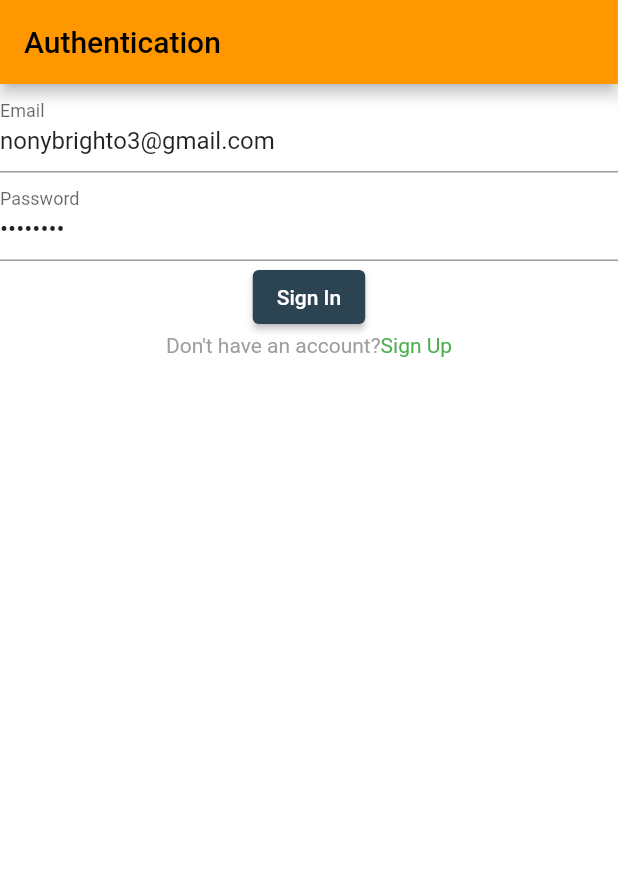
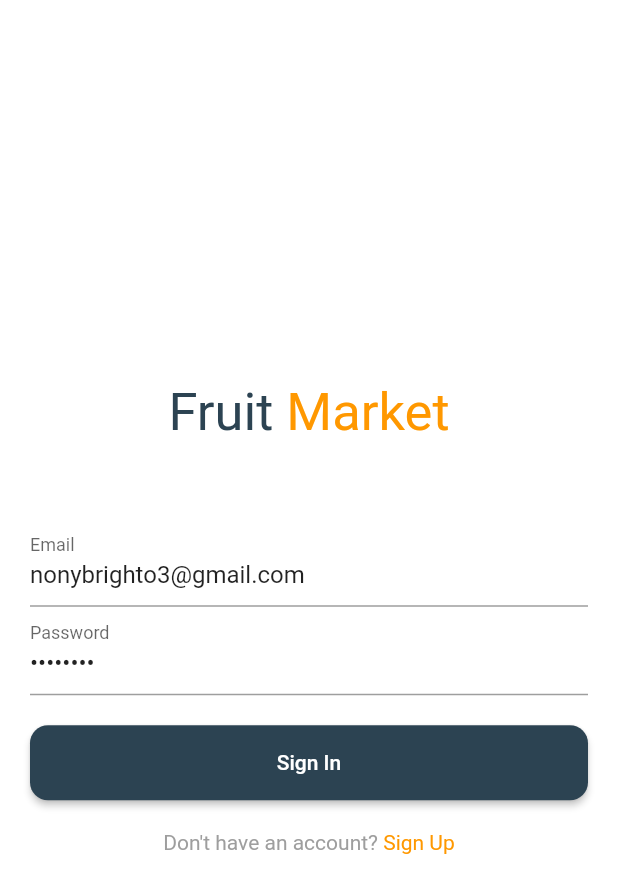
Before and after one commit to nonybrighto/flutter-stripe-fruit-market, a Flutter app: the screen it shows after launch, on a phone screen of 412 x 824 dp. Shown: the top 893 px of the screen. Run offline on Flutter 3.47's test engine with Material 2 defaults, Android fonts, the phone set to English and light mode, and no system bars; our stand-ins replace cloud_firestore, dio, firebase_auth, firebase_core, loader_overlay; missing offline and left inert: flutter_stripe; accounts and stored records are empty.

Commit message:
Modify authentication UI

```diff
--- a/lib/pages/auth_page.dart
+++ b/lib/pages/auth_page.dart
@@ -22,9 +22,24 @@ class _AuthPageState extends State<AuthPage> {
   @override
   Widget build(BuildContext context) {
     return Scaffold(
-      appBar: AppBar(title: const Text('Authentication')),
-      body: Column(
+      body: Padding(
+        padding: const EdgeInsets.all(20.0),
+        child: Column(
+          mainAxisAlignment: MainAxisAlignment.center,
           children: [
+            RichText(
+              text: TextSpan(
+                  style:
+                      const TextStyle(color: Color(0XFF2c4352), fontSize: 35),
+                  text: 'Fruit ',
+                  children: [
+                    TextSpan(
+                      text: 'Market',
+                      style: TextStyle(color: Theme.of(context).primaryColor),
+                    ),
+                  ]),
+            ),
+            const SizedBox(height: 50),
             TextField(
               decoration: const InputDecoration(label: Text('Email')),
               controller: _emailController,
@@ -34,23 +49,32 @@ class _AuthPageState extends State<AuthPage> {
               obscureText: true,
               controller: _passwordController,
             ),
+            const SizedBox(height: 20),
             ElevatedButton(
+              style: ElevatedButton.styleFrom(
+                shape: RoundedRectangleBorder(
+                    borderRadius: BorderRadius.circular(12) // <-- Radius
+                    ),
+                minimumSize: const Size.fromHeight(
+                    50), // fromHeight use double.infinity as width and 40 is the height
+              ),
               onPressed: _onAuthButtonPressed,
               child: _loading
                   ? const CircularProgressIndicator()
                   : Text(_isSignIn ? 'Sign In' : 'Sign Up'),
             ),
+            const SizedBox(height: 20),
             RichText(
               textAlign: TextAlign.center,
               text: TextSpan(
                   style: const TextStyle(color: Colors.grey),
                   text: _isSignIn
-                    ? "Don't have an account?"
-                    : 'Already registered?',
+                      ? "Don't have an account? "
+                      : 'Already registered? ',
                   children: [
                     TextSpan(
                         text: _isSignIn ? "Sign Up" : "Sign In",
-                      style: const TextStyle(color: Colors.green),
+                        style: TextStyle(color: Theme.of(context).primaryColor),
                         recognizer: TapGestureRecognizer()
                           ..onTap = () {
                             setState(() {
@@ -60,6 +84,7 @@ class _AuthPageState extends State<AuthPage> {
                   ]),
             ),
           ],
+        ),
       ),
     );
   }
```
Lines whose indentation alone changed are shown as unchanged.
